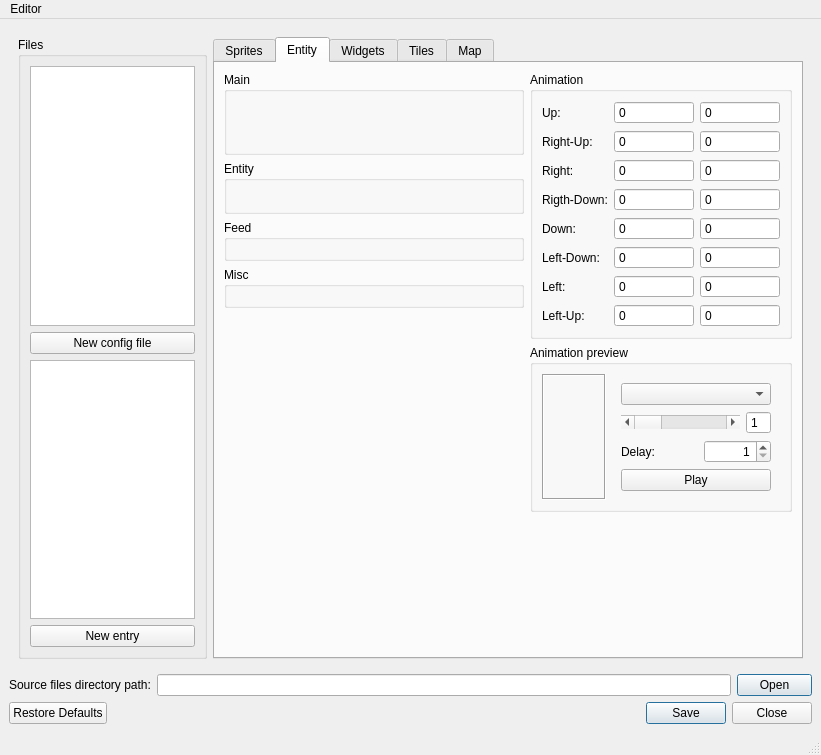
Before: the Qt Designer form Editor.ui in Yukkurigame/Yukkuri, drawn with Qt 5.
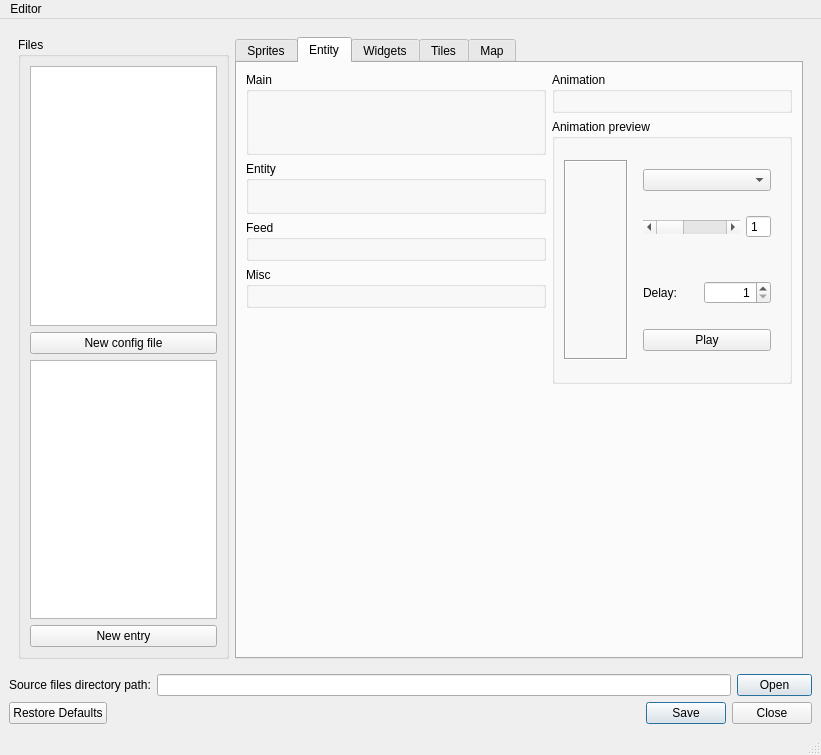
After: the same form once the commit is applied. The open tabs and pages were chosen to show the change. Custom widgets are drawn as their Qt base class.

```diff
--- a/Editor.ui
+++ b/Editor.ui
@@ -343,732 +343,7 @@
                  </property>
                  <layout class="QVBoxLayout" name="verticalLayout_9">
                   <item>
-                   <widget class="QWidget" name="Up" native="true">
-                    <layout class="QHBoxLayout" name="horizontalLayout_15">
-                     <property name="margin">
-                      <number>0</number>
-                     </property>
-                     <item>
-                      <widget class="QLabel" name="label_9">
-                       <property name="text">
-                        <string>Up:</string>
-                       </property>
-                      </widget>
-                     </item>
-                     <item>
-                      <spacer name="horizontalSpacer_7">
-                       <property name="orientation">
-                        <enum>Qt::Horizontal</enum>
-                       </property>
-                       <property name="sizeHint" stdset="0">
-                        <size>
-                         <width>40</width>
-                         <height>20</height>
-                        </size>
-                       </property>
-                      </spacer>
-                     </item>
-                     <item>
-                      <widget class="QSpinBox" name="spinBox_3">
-                       <property name="sizePolicy">
-                        <sizepolicy hsizetype="Expanding" vsizetype="Fixed">
-                         <horstretch>0</horstretch>
-                         <verstretch>0</verstretch>
-                        </sizepolicy>
-                       </property>
-                       <property name="minimumSize">
-                        <size>
-                         <width>80</width>
-                         <height>0</height>
-                        </size>
-                       </property>
-                       <property name="maximumSize">
-                        <size>
-                         <width>80</width>
-                         <height>16777215</height>
-                        </size>
-                       </property>
-                       <property name="frame">
-                        <bool>true</bool>
-                       </property>
-                       <property name="buttonSymbols">
-                        <enum>QAbstractSpinBox::NoButtons</enum>
-                       </property>
-                       <property name="maximum">
-                        <number>999</number>
-                       </property>
-                      </widget>
-                     </item>
-                     <item>
-                      <widget class="QSpinBox" name="spinBox_5">
-                       <property name="sizePolicy">
-                        <sizepolicy hsizetype="Expanding" vsizetype="Fixed">
-                         <horstretch>0</horstretch>
-                         <verstretch>0</verstretch>
-                        </sizepolicy>
-                       </property>
-                       <property name="minimumSize">
-                        <size>
-                         <width>80</width>
-                         <height>0</height>
-                        </size>
-                       </property>
-                       <property name="maximumSize">
-                        <size>
-                         <width>80</width>
-                         <height>16777215</height>
-                        </size>
-                       </property>
-                       <property name="frame">
-                        <bool>true</bool>
-                       </property>
-                       <property name="buttonSymbols">
-                        <enum>QAbstractSpinBox::NoButtons</enum>
-                       </property>
-                       <property name="maximum">
-                        <number>999</number>
-                       </property>
-                      </widget>
-                     </item>
-                    </layout>
-                   </widget>
-                  </item>
-                  <item>
-                   <widget class="QWidget" name="Rightup" native="true">
-                    <layout class="QHBoxLayout" name="horizontalLayout_27">
-                     <property name="margin">
-                      <number>0</number>
-                     </property>
-                     <item>
-                      <widget class="QLabel" name="label_21">
-                       <property name="text">
-                        <string>Right-Up:</string>
-                       </property>
-                      </widget>
-                     </item>
-                     <item>
-                      <spacer name="horizontalSpacer_19">
-                       <property name="orientation">
-                        <enum>Qt::Horizontal</enum>
-                       </property>
-                       <property name="sizeHint" stdset="0">
-                        <size>
-                         <width>40</width>
-                         <height>20</height>
-                        </size>
-                       </property>
-                      </spacer>
-                     </item>
-                     <item>
-                      <widget class="QSpinBox" name="spinBox_6">
-                       <property name="sizePolicy">
-                        <sizepolicy hsizetype="Expanding" vsizetype="Fixed">
-                         <horstretch>0</horstretch>
-                         <verstretch>0</verstretch>
-                        </sizepolicy>
-                       </property>
-                       <property name="minimumSize">
-                        <size>
-                         <width>80</width>
-                         <height>0</height>
-                        </size>
-                       </property>
-                       <property name="maximumSize">
-                        <size>
-                         <width>80</width>
-                         <height>16777215</height>
-                        </size>
-                       </property>
-                       <property name="frame">
-                        <bool>true</bool>
-                       </property>
-                       <property name="buttonSymbols">
-                        <enum>QAbstractSpinBox::NoButtons</enum>
-                       </property>
-                       <property name="maximum">
-                        <number>999</number>
-                       </property>
-                      </widget>
-                     </item>
-                     <item>
-                      <widget class="QSpinBox" name="spinBox_19">
-                       <property name="sizePolicy">
-                        <sizepolicy hsizetype="Expanding" vsizetype="Fixed">
-                         <horstretch>0</horstretch>
-                         <verstretch>0</verstretch>
-                        </sizepolicy>
-                       </property>
-                       <property name="minimumSize">
-                        <size>
-                         <width>80</width>
-                         <height>0</height>
-                        </size>
-                       </property>
-                       <property name="maximumSize">
-                        <size>
-                         <width>80</width>
-                         <height>16777215</height>
-                        </size>
-                       </property>
-                       <property name="frame">
-                        <bool>true</bool>
-                       </property>
-                       <property name="buttonSymbols">
-                        <enum>QAbstractSpinBox::NoButtons</enum>
-                       </property>
-                       <property name="maximum">
-                        <number>999</number>
-                       </property>
-                      </widget>
-                     </item>
-                    </layout>
-                   </widget>
-                  </item>
-                  <item>
-                   <widget class="QWidget" name="Right" native="true">
-                    <layout class="QHBoxLayout" name="horizontalLayout_22">
-                     <property name="margin">
-                      <number>0</number>
-                     </property>
-                     <item>
-                      <widget class="QLabel" name="label_16">
-                       <property name="text">
-                        <string>Right:</string>
-                       </property>
-                      </widget>
-                     </item>
-                     <item>
-                      <spacer name="horizontalSpacer_14">
-                       <property name="orientation">
-                        <enum>Qt::Horizontal</enum>
-                       </property>
-                       <property name="sizeHint" stdset="0">
-                        <size>
-                         <width>40</width>
-                         <height>20</height>
-                        </size>
-                       </property>
-                      </spacer>
-                     </item>
-                     <item>
-                      <widget class="QSpinBox" name="spinBox_21">
-                       <property name="sizePolicy">
-                        <sizepolicy hsizetype="Expanding" vsizetype="Fixed">
-                         <horstretch>0</horstretch>
-                         <verstretch>0</verstretch>
-                        </sizepolicy>
-                       </property>
-                       <property name="minimumSize">
-                        <size>
-                         <width>80</width>
-                         <height>0</height>
-                        </size>
-                       </property>
-                       <property name="maximumSize">
-                        <size>
-                         <width>80</width>
-                         <height>16777215</height>
-                        </size>
-                       </property>
-                       <property name="frame">
-                        <bool>true</bool>
-                       </property>
-                       <property name="buttonSymbols">
-                        <enum>QAbstractSpinBox::NoButtons</enum>
-                       </property>
-                       <property name="maximum">
-                        <number>999</number>
-                       </property>
-                      </widget>
-                     </item>
-                     <item>
-                      <widget class="QSpinBox" name="spinBox_20">
-                       <property name="sizePolicy">
-                        <sizepolicy hsizetype="Expanding" vsizetype="Fixed">
-                         <horstretch>0</horstretch>
-                         <verstretch>0</verstretch>
-                        </sizepolicy>
-                       </property>
-                       <property name="minimumSize">
-                        <size>
-                         <width>80</width>
-                         <height>0</height>
-                        </size>
-                       </property>
-                       <property name="maximumSize">
-                        <size>
-                         <width>80</width>
-                         <height>16777215</height>
-                        </size>
-                       </property>
-                       <property name="frame">
-                        <bool>true</bool>
-                       </property>
-                       <property name="buttonSymbols">
-                        <enum>QAbstractSpinBox::NoButtons</enum>
-                       </property>
-                       <property name="maximum">
-                        <number>999</number>
-                       </property>
-                      </widget>
-                     </item>
-                    </layout>
-                   </widget>
-                  </item>
-                  <item>
-                   <widget class="QWidget" name="Rightdown" native="true">
-                    <layout class="QHBoxLayout" name="horizontalLayout_28">
-                     <property name="margin">
-                      <number>0</number>
-                     </property>
-                     <item>
-                      <widget class="QLabel" name="label_22">
-                       <property name="text">
-                        <string>Rigth-Down:</string>
-                       </property>
-                      </widget>
-                     </item>
-                     <item>
-                      <spacer name="horizontalSpacer_20">
-                       <property name="orientation">
-                        <enum>Qt::Horizontal</enum>
-                       </property>
-                       <property name="sizeHint" stdset="0">
-                        <size>
-                         <width>40</width>
-                         <height>20</height>
-                        </size>
-                       </property>
-                      </spacer>
-                     </item>
-                     <item>
-                      <widget class="QSpinBox" name="spinBox_22">
-                       <property name="sizePolicy">
-                        <sizepolicy hsizetype="Expanding" vsizetype="Fixed">
-                         <horstretch>0</horstretch>
-                         <verstretch>0</verstretch>
-                        </sizepolicy>
-                       </property>
-                       <property name="minimumSize">
-                        <size>
-                         <width>80</width>
-                         <height>0</height>
-                        </size>
-                       </property>
-                       <property name="maximumSize">
-                        <size>
-                         <width>80</width>
-                         <height>16777215</height>
-                        </size>
-                       </property>
-                       <property name="frame">
-                        <bool>true</bool>
-                       </property>
-                       <property name="buttonSymbols">
-                        <enum>QAbstractSpinBox::NoButtons</enum>
-                       </property>
-                       <property name="maximum">
-                        <number>999</number>
-                       </property>
-                      </widget>
-                     </item>
-                     <item>
-                      <widget class="QSpinBox" name="spinBox_23">
-                       <property name="sizePolicy">
-                        <sizepolicy hsizetype="Expanding" vsizetype="Fixed">
-                         <horstretch>0</horstretch>
-                         <verstretch>0</verstretch>
-                        </sizepolicy>
-                       </property>
-                       <property name="minimumSize">
-                        <size>
-                         <width>80</width>
-                         <height>0</height>
-                        </size>
-                       </property>
-                       <property name="maximumSize">
-                        <size>
-                         <width>80</width>
-                         <height>16777215</height>
-                        </size>
-                       </property>
-                       <property name="frame">
-                        <bool>true</bool>
-                       </property>
-                       <property name="buttonSymbols">
-                        <enum>QAbstractSpinBox::NoButtons</enum>
-                       </property>
-                       <property name="maximum">
-                        <number>999</number>
-                       </property>
-                      </widget>
-                     </item>
-                    </layout>
-                   </widget>
-                  </item>
-                  <item>
-                   <widget class="QWidget" name="Down" native="true">
-                    <layout class="QHBoxLayout" name="horizontalLayout_29">
-                     <property name="margin">
-                      <number>0</number>
-                     </property>
-                     <item>
-                      <widget class="QLabel" name="label_23">
-                       <property name="text">
-                        <string>Down:</string>
-                       </property>
-                      </widget>
-                     </item>
-                     <item>
-                      <spacer name="horizontalSpacer_21">
-                       <property name="orientation">
-                        <enum>Qt::Horizontal</enum>
-                       </property>
-                       <property name="sizeHint" stdset="0">
-                        <size>
-                         <width>40</width>
-                         <height>20</height>
-                        </size>
-                       </property>
-                      </spacer>
-                     </item>
-                     <item>
-                      <widget class="QSpinBox" name="spinBox_25">
-                       <property name="sizePolicy">
-                        <sizepolicy hsizetype="Expanding" vsizetype="Fixed">
-                         <horstretch>0</horstretch>
-                         <verstretch>0</verstretch>
-                        </sizepolicy>
-                       </property>
-                       <property name="minimumSize">
-                        <size>
-                         <width>80</width>
-                         <height>0</height>
-                        </size>
-                       </property>
-                       <property name="maximumSize">
-                        <size>
-                         <width>80</width>
-                         <height>16777215</height>
-                        </size>
-                       </property>
-                       <property name="frame">
-                        <bool>true</bool>
-                       </property>
-                       <property name="buttonSymbols">
-                        <enum>QAbstractSpinBox::NoButtons</enum>
-                       </property>
-                       <property name="maximum">
-                        <number>999</number>
-                       </property>
-                      </widget>
-                     </item>
-                     <item>
-                      <widget class="QSpinBox" name="spinBox_24">
-                       <property name="sizePolicy">
-                        <sizepolicy hsizetype="Expanding" vsizetype="Fixed">
-                         <horstretch>0</horstretch>
-                         <verstretch>0</verstretch>
-                        </sizepolicy>
-                       </property>
-                       <property name="minimumSize">
-                        <size>
-                         <width>80</width>
-                         <height>0</height>
-                        </size>
-                       </property>
-                       <property name="maximumSize">
-                        <size>
-                         <width>80</width>
-                         <height>16777215</height>
-                        </size>
-                       </property>
-                       <property name="frame">
-                        <bool>true</bool>
-                       </property>
-                       <property name="buttonSymbols">
-                        <enum>QAbstractSpinBox::NoButtons</enum>
-                       </property>
-                       <property name="maximum">
-                        <number>999</number>
-                       </property>
-                      </widget>
-                     </item>
-                    </layout>
-                   </widget>
-                  </item>
-                  <item>
-                   <widget class="QWidget" name="Leftdown" native="true">
-                    <layout class="QHBoxLayout" name="horizontalLayout_21">
-                     <property name="margin">
-                      <number>0</number>
-                     </property>
-                     <item>
-                      <widget class="QLabel" name="label_15">
-                       <property name="text">
-                        <string>Left-Down:</string>
-                       </property>
-                      </widget>
-                     </item>
-                     <item>
-                      <spacer name="horizontalSpacer_13">
-                       <property name="orientation">
-                        <enum>Qt::Horizontal</enum>
-                       </property>
-                       <property name="sizeHint" stdset="0">
-                        <size>
-                         <width>40</width>
-                         <height>20</height>
-                        </size>
-                       </property>
-                      </spacer>
-                     </item>
-                     <item>
-                      <widget class="QSpinBox" name="spinBox_27">
-                       <property name="sizePolicy">
-                        <sizepolicy hsizetype="Expanding" vsizetype="Fixed">
-                         <horstretch>0</horstretch>
-                         <verstretch>0</verstretch>
-                        </sizepolicy>
-                       </property>
-                       <property name="minimumSize">
-                        <size>
-                         <width>80</width>
-                         <height>0</height>
-                        </size>
-                       </property>
-                       <property name="maximumSize">
-                        <size>
-                         <width>80</width>
-                         <height>16777215</height>
-                        </size>
-                       </property>
-                       <property name="frame">
-                        <bool>true</bool>
-                       </property>
-                       <property name="buttonSymbols">
-                        <enum>QAbstractSpinBox::NoButtons</enum>
-                       </property>
-                       <property name="maximum">
-                        <number>999</number>
-                       </property>
-                      </widget>
-                     </item>
-                     <item>
-                      <widget class="QSpinBox" name="spinBox_26">
-                       <property name="sizePolicy">
-                        <sizepolicy hsizetype="Expanding" vsizetype="Fixed">
-                         <horstretch>0</horstretch>
-                         <verstretch>0</verstretch>
-                        </sizepolicy>
-                       </property>
-                       <property name="minimumSize">
-                        <size>
-                         <width>80</width>
-                         <height>0</height>
-                        </size>
-                       </property>
-                       <property name="maximumSize">
-                        <size>
-                         <width>80</width>
-                         <height>16777215</height>
-                        </size>
-                       </property>
-                       <property name="frame">
-                        <bool>true</bool>
-                       </property>
-                       <property name="buttonSymbols">
-                        <enum>QAbstractSpinBox::NoButtons</enum>
-                       </property>
-                       <property name="maximum">
-                        <number>999</number>
-                       </property>
-                      </widget>
-                     </item>
-                    </layout>
-                   </widget>
-                  </item>
-                  <item>
-                   <widget class="QWidget" name="Left" native="true">
-                    <layout class="QHBoxLayout" name="horizontalLayout_24">
-                     <property name="margin">
-                      <number>0</number>
-                     </property>
-                     <item>
-                      <widget class="QLabel" name="label_18">
-                       <property name="text">
-                        <string>Left:</string>
-                       </property>
-                      </widget>
-                     </item>
-                     <item>
-                      <spacer name="horizontalSpacer_16">
-                       <property name="orientation">
-                        <enum>Qt::Horizontal</enum>
-                       </property>
-                       <property name="sizeHint" stdset="0">
-                        <size>
-                         <width>40</width>
-                         <height>20</height>
-                        </size>
-                       </property>
-                      </spacer>
-                     </item>
-                     <item>
-                      <widget class="QSpinBox" name="spinBox_29">
-                       <property name="sizePolicy">
-                        <sizepolicy hsizetype="Expanding" vsizetype="Fixed">
-                         <horstretch>0</horstretch>
-                         <verstretch>0</verstretch>
-                        </sizepolicy>
-                       </property>
-                       <property name="minimumSize">
-                        <size>
-                         <width>80</width>
-                         <height>0</height>
-                        </size>
-                       </property>
-                       <property name="maximumSize">
-                        <size>
-                         <width>80</width>
-                         <height>16777215</height>
-                        </size>
-                       </property>
-                       <property name="frame">
-                        <bool>true</bool>
-                       </property>
-                       <property name="buttonSymbols">
-                        <enum>QAbstractSpinBox::NoButtons</enum>
-                       </property>
-                       <property name="maximum">
-                        <number>999</number>
-                       </property>
-                      </widget>
-                     </item>
-                     <item>
-                      <widget class="QSpinBox" name="spinBox_28">
-                       <property name="sizePolicy">
-                        <sizepolicy hsizetype="Expanding" vsizetype="Fixed">
-                         <horstretch>0</horstretch>
-                         <verstretch>0</verstretch>
-                        </sizepolicy>
-                       </property>
-                       <property name="minimumSize">
-                        <size>
-                         <width>80</width>
-                         <height>0</height>
-                        </size>
-                       </property>
-                       <property name="maximumSize">
-                        <size>
-                         <width>80</width>
-                         <height>16777215</height>
-                        </size>
-                       </property>
-                       <property name="frame">
-                        <bool>true</bool>
-                       </property>
-                       <property name="buttonSymbols">
-                        <enum>QAbstractSpinBox::NoButtons</enum>
-                       </property>
-                       <property name="maximum">
-                        <number>999</number>
-                       </property>
-                      </widget>
-                     </item>
-                    </layout>
-                   </widget>
-                  </item>
-                  <item>
-                   <widget class="QWidget" name="Leftup" native="true">
-                    <layout class="QHBoxLayout" name="horizontalLayout_26">
-                     <property name="margin">
-                      <number>0</number>
-                     </property>
-                     <item>
-                      <widget class="QLabel" name="label_19">
-                       <property name="text">
-                        <string>Left-Up:</string>
-                       </property>
-                      </widget>
-                     </item>
-                     <item>
-                      <spacer name="horizontalSpacer_18">
-                       <property name="orientation">
-                        <enum>Qt::Horizontal</enum>
-                       </property>
-                       <property name="sizeHint" stdset="0">
-                        <size>
-                         <width>40</width>
-                         <height>20</height>
-                        </size>
-                       </property>
-                      </spacer>
-                     </item>
-                     <item>
-                      <widget class="QSpinBox" name="spinBox_31">
-                       <property name="sizePolicy">
-                        <sizepolicy hsizetype="Expanding" vsizetype="Fixed">
-                         <horstretch>0</horstretch>
-                         <verstretch>0</verstretch>
-                        </sizepolicy>
-                       </property>
-                       <property name="minimumSize">
-                        <size>
-                         <width>80</width>
-                         <height>0</height>
-                        </size>
-                       </property>
-                       <property name="maximumSize">
-                        <size>
-                         <width>80</width>
-                         <height>16777215</height>
-                        </size>
-                       </property>
-                       <property name="frame">
-                        <bool>true</bool>
-                       </property>
-                       <property name="buttonSymbols">
-                        <enum>QAbstractSpinBox::NoButtons</enum>
-                       </property>
-                       <property name="maximum">
-                        <number>999</number>
-                       </property>
-                      </widget>
-                     </item>
-                     <item>
-                      <widget class="QSpinBox" name="spinBox_30">
-                       <property name="sizePolicy">
-                        <sizepolicy hsizetype="Expanding" vsizetype="Fixed">
-                         <horstretch>0</horstretch>
-                         <verstretch>0</verstretch>
-                        </sizepolicy>
-                       </property>
-                       <property name="minimumSize">
-                        <size>
-                         <width>80</width>
-                         <height>0</height>
-                        </size>
-                       </property>
-                       <property name="maximumSize">
-                        <size>
-                         <width>80</width>
-                         <height>16777215</height>
-                        </size>
-                       </property>
-                       <property name="frame">
-                        <bool>true</bool>
-                       </property>
-                       <property name="buttonSymbols">
-                        <enum>QAbstractSpinBox::NoButtons</enum>
-                       </property>
-                       <property name="maximum">
-                        <number>999</number>
-                       </property>
-                      </widget>
-                     </item>
-                    </layout>
-                   </widget>
+                   <widget class="YTableWidget" name="EntityAnimationTable" native="true"/>
                   </item>
                  </layout>
                 </widget>
@@ -2041,6 +1316,12 @@
     <slot>setColumns(int)</slot>
    </slots>
   </customwidget>
+  <customwidget>
+   <class>YTableWidget</class>
+   <extends>QWidget</extends>
+   <header>widgets</header>
+   <container>1</container>
+  </customwidget>
  </customwidgets>
  <tabstops>
   <tabstop>FolderPlace</tabstop>
```
Left out of the diff: 18 changed lines with no effect on the pictures.
